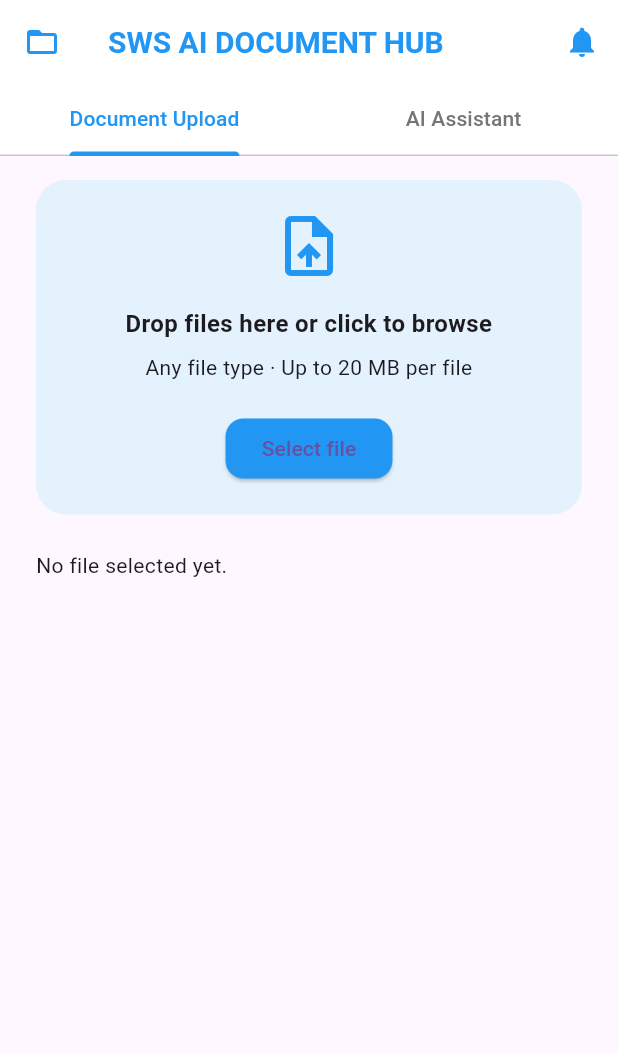
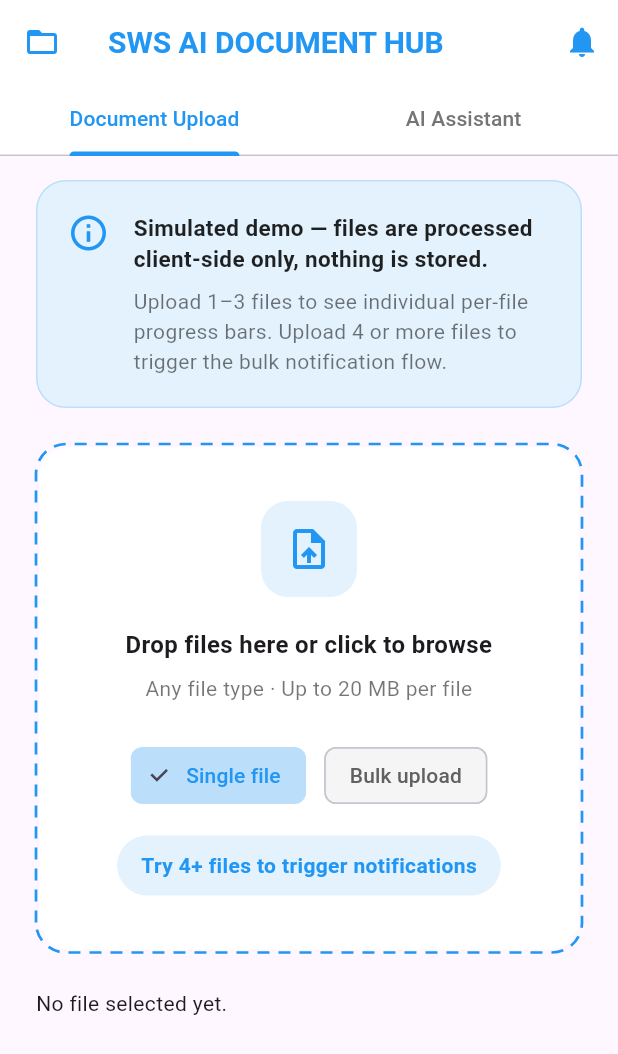
Before and after one commit to shrivarshan606/flutter-filepicker, a Flutter app: the screen it shows after launch, on a phone screen of 412 x 824 dp. Shown: the top 1054 px of the screen. Run offline on Flutter 3.47's test engine with Material 3 defaults, Android fonts, the phone set to English and light mode, and no system bars; drawn by our look-alikes of dotted_border; our stand-ins replace file_picker.

Commit message:
Auto commit 2026-05-07 12:42:11

```diff
--- a/lib/main.dart
+++ b/lib/main.dart
@@ -1,3 +1,4 @@
+import 'package:dotted_border/dotted_border.dart';
 import 'package:file_picker/file_picker.dart';
 import 'package:flutter/material.dart';
 
@@ -30,11 +31,12 @@ class _FilePickerHomePageState extends State<FilePickerHomePage> {
   String? _filePath;
   int? _fileSize;
   String? _fileExtension;
+  bool _bulkUpload = false;
 
   Future<void> _pickFile() async {
     final result = await FilePicker.platform.pickFiles(
       type: FileType.any,
-      allowMultiple: false,
+      allowMultiple: _bulkUpload,
     );
 
     if (result == null || result.files.isEmpty) {
@@ -81,33 +83,132 @@ class _FilePickerHomePageState extends State<FilePickerHomePage> {
             decoration: BoxDecoration(
               color: Colors.blue.shade50,
               borderRadius: BorderRadius.circular(20),
+              border: Border.all(color: Colors.blue.shade100),
+            ),
+            child: Row(
+              crossAxisAlignment: CrossAxisAlignment.start,
+              children: [
+                const Padding(
+                  padding: EdgeInsets.only(right: 16.0),
+                  child: Icon(Icons.info_outline, size: 28, color: Colors.blue),
+                ),
+                Expanded(
+                  child: Column(
+                    crossAxisAlignment: CrossAxisAlignment.start,
+                    children: const [
+                      Text(
+                        'Simulated demo — files are processed client-side only, nothing is stored.',
+                        style: TextStyle(
+                          fontWeight: FontWeight.w700,
+                          fontSize: 15,
+                          color: Colors.black87,
+                        ),
+                      ),
+                      SizedBox(height: 8),
+                      Text(
+                        'Upload 1–3 files to see individual per-file progress bars. Upload 4 or more files to trigger the bulk notification flow.',
+                        style: TextStyle(fontSize: 14, color: Colors.black54),
+                      ),
+                    ],
+                  ),
+                ),
+              ],
+            ),
+          ),
+          const SizedBox(height: 24),
+          DottedBorder(
+            options: const RoundedRectDottedBorderOptions(
+              radius: Radius.circular(20),
+              strokeWidth: 1.8,
+              color: Colors.blue,
+              dashPattern: [8, 6],
+            ),
+            child: Material(
+              color: Colors.transparent,
+              borderRadius: BorderRadius.circular(20),
+              child: InkWell(
+                borderRadius: BorderRadius.circular(20),
+                onTap: _pickFile,
+                child: Container(
+                  padding: const EdgeInsets.symmetric(vertical: 36, horizontal: 16),
+                  decoration: BoxDecoration(
+                    color: Colors.white,
+                    borderRadius: BorderRadius.circular(20),
                   ),
                   child: Column(
                     children: [
-                const Icon(Icons.upload_file, size: 48, color: Colors.blue),
-                const SizedBox(height: 16),
+                      Container(
+                        width: 64,
+                        height: 64,
+                        decoration: BoxDecoration(
+                          color: Colors.blue.shade50,
+                          borderRadius: BorderRadius.circular(18),
+                        ),
+                        child: const Icon(Icons.upload_file, size: 32, color: Colors.blue),
+                      ),
+                      const SizedBox(height: 20),
                       const Text(
                         'Drop files here or click to browse',
                         textAlign: TextAlign.center,
-                  style: TextStyle(fontSize: 16, fontWeight: FontWeight.w600),
+                        style: TextStyle(fontSize: 16, fontWeight: FontWeight.w700),
                       ),
                       const SizedBox(height: 8),
                       const Text(
                         'Any file type · Up to 20 MB per file',
                         textAlign: TextAlign.center,
+                        style: TextStyle(color: Colors.black54),
                       ),
-                const SizedBox(height: 20),
-                ElevatedButton(
-                  onPressed: _pickFile,
-                  style: ElevatedButton.styleFrom(
-                    backgroundColor: Colors.blue,
-                    shape: RoundedRectangleBorder(
-                      borderRadius: BorderRadius.circular(12),
+                      const SizedBox(height: 24),
+                      Row(
+                        mainAxisAlignment: MainAxisAlignment.center,
+                        children: [
+                          ChoiceChip(
+                            label: const Text('Single file'),
+                            selected: !_bulkUpload,
+                            selectedColor: Colors.blue.shade100,
+                            backgroundColor: Colors.grey.shade100,
+                            labelStyle: TextStyle(
+                              color: !_bulkUpload ? Colors.blue : Colors.grey.shade700,
+                            ),
+                            onSelected: (selected) {
+                              setState(() {
+                                _bulkUpload = !selected;
+                              });
+                            },
+                          ),
+                          const SizedBox(width: 12),
+                          ChoiceChip(
+                            label: const Text('Bulk upload'),
+                            selected: _bulkUpload,
+                            selectedColor: Colors.blue.shade100,
+                            backgroundColor: Colors.grey.shade100,
+                            labelStyle: TextStyle(
+                              color: _bulkUpload ? Colors.blue : Colors.grey.shade700,
+                            ),
+                            onSelected: (selected) {
+                              setState(() {
+                                _bulkUpload = selected;
+                              });
+                            },
+                          ),
+                        ],
+                      ),
+                      const SizedBox(height: 16),
+                      Container(
+                        padding: const EdgeInsets.symmetric(horizontal: 16, vertical: 10),
+                        decoration: BoxDecoration(
+                          color: Colors.blue.shade50,
+                          borderRadius: BorderRadius.circular(999),
+                        ),
+                        child: const Text(
+                          'Try 4+ files to trigger notifications',
+                          style: TextStyle(color: Colors.blue, fontWeight: FontWeight.w600),
                         ),
                       ),
-                  child: const Text('Select file'),
+                    ],
                   ),
-              ],
+                ),
+              ),
             ),
           ),
           const SizedBox(height: 24),
--- a/pubspec.yaml
+++ b/pubspec.yaml
@@ -36,6 +36,7 @@ dependencies:
   # Use with the CupertinoIcons class for iOS style icons.
   cupertino_icons: ^1.0.8
   file_picker: ^6.0.0
+  dotted_border: ^3.1.0
 
 dev_dependencies:
   flutter_test:
```
Also changed, not shown: pubspec.lock. Lines whose indentation alone changed are shown as unchanged.
